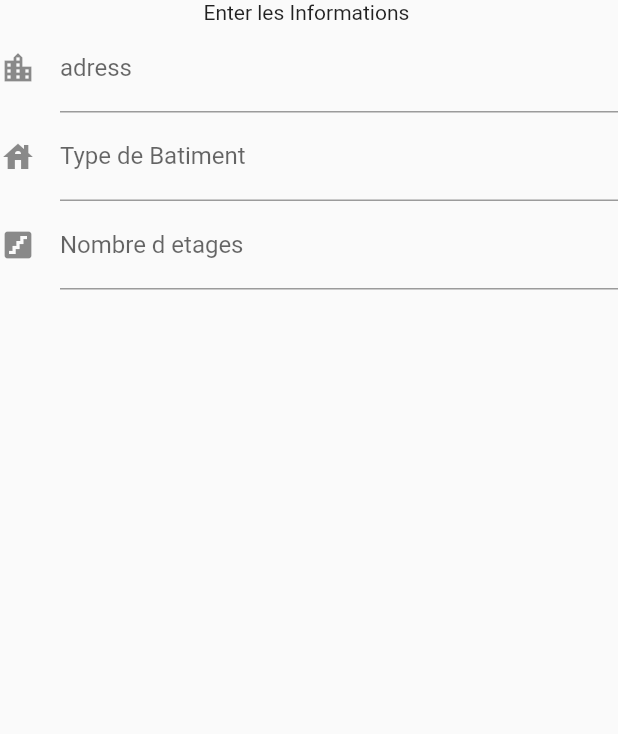
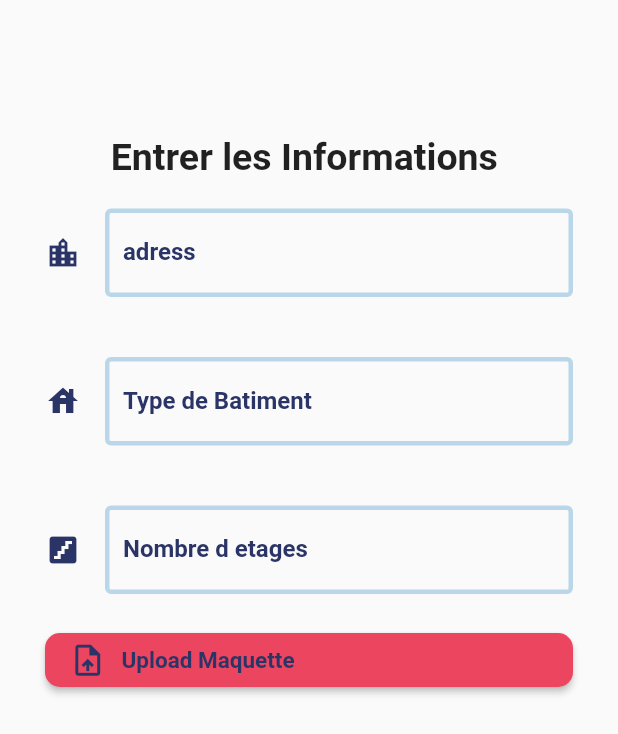
Before and after one commit to zeinabbnk/batiment_application, a Flutter app: the infoHome screen opened by its route, on a phone screen of 412 x 824 dp. Shown: the top 734 px of the screen. Run offline on Flutter 3.47's test engine with Material 2 defaults, Android fonts, the phone set to English and light mode, and no system bars; our stand-ins replace image_picker.

Commit message:
Changes to be committed: 	modified:   lib/crud/infos.dart 	modified:   lib/home/HomePage.dart 	modified:   lib/main.dart

```diff
--- a/lib/crud/infos.dart
+++ b/lib/crud/infos.dart
@@ -12,27 +12,94 @@ class _infoHomeState extends State<infoHome> {
   Widget build(BuildContext context) {
     return Scaffold(
       body: Container(
+        margin: EdgeInsets.only(top: 90),
+        padding: EdgeInsets.symmetric(horizontal: 30),
         child: Column(
-          children: const [
-            Text("Enter les Informations "),
-            TextField(
-              decoration: InputDecoration(
-                labelText: "adress ",
-                icon: Icon(Icons.location_city),
-              ),
+          children: [
+            Text(
+              "Entrer les Informations ",
+              style: TextStyle(fontSize: 25, fontWeight: FontWeight.bold),
+            ),
+            SizedBox(
+              height: 20,
             ),
             TextField(
               decoration: InputDecoration(
-                labelText: "Type de Batiment ",
-                icon: Icon(Icons.house),
+                enabledBorder: OutlineInputBorder(
+                  borderSide: BorderSide(color: Color(0xFFBAD7E9), width: 3),
+                ),
+                focusedBorder: OutlineInputBorder(
+                  borderSide: BorderSide(color: Color(0xFFBAD7E9), width: 3),
+                ),
+                labelText: "adress ",
+                icon: Icon(Icons.location_city, color: Color(0xFF2B3467)),
+                labelStyle: TextStyle(
+                    color: Color(0xFF2B3467), fontWeight: FontWeight.bold),
               ),
+            ),
+            SizedBox(
+              height: 40,
             ),
             TextField(
               decoration: InputDecoration(
-                labelText: "Nombre d etages ",
-                icon: Icon(Icons.stairs),
+                enabledBorder: OutlineInputBorder(
+                  borderSide: BorderSide(color: Color(0xFFBAD7E9), width: 3),
+                ),
+                focusedBorder: OutlineInputBorder(
+                  borderSide: BorderSide(color: Color(0xFFBAD7E9), width: 3),
+                ),
+                labelText: "Type de Batiment ",
+                icon: Icon(Icons.house, color: Color(0xFF2B3467)),
+                labelStyle: TextStyle(
+                    color: Color(0xFF2B3467), fontWeight: FontWeight.bold),
               ),
             ),
+            SizedBox(
+              height: 40,
+            ),
+            TextField(
+              decoration: InputDecoration(
+                enabledBorder: OutlineInputBorder(
+                  borderSide: BorderSide(color: Color(0xFFBAD7E9), width: 3),
+                ),
+                focusedBorder: OutlineInputBorder(
+                  borderSide: BorderSide(color: Color(0xFFBAD7E9), width: 3),
+                ),
+                labelText: "Nombre d etages ",
+                icon: Icon(Icons.stairs, color: Color(0xFF2B3467)),
+                labelStyle: TextStyle(
+                    color: Color(0xFF2B3467), fontWeight: FontWeight.bold),
+              ),
+            ),
+            SizedBox(
+              height: 20,
+            ),
+            ElevatedButton(onPressed: (){}, child:  Row(
+                  children: [
+                    Icon(
+                      Icons.upload_file_outlined,
+                      color: Color(0xFF2B3467),
+                      size: 25,
+                    ),
+                    SizedBox(
+                      width: 10,
+                    ),
+                    Text(
+                      "Upload Maquette",
+                      style: TextStyle(
+                          fontSize: 15,
+                          fontWeight: FontWeight.bold,
+                          color: Color(0xFF2B3467)),
+                    )
+                  ],
+                ),
+                 style: ElevatedButton.styleFrom(
+                  primary: Color(0xFFEB455F),
+                  shape: RoundedRectangleBorder(
+                      borderRadius: BorderRadius.circular(10)),
+                ),
+                )
+
           ],
         ),
       ),
--- a/lib/home/HomePage.dart
+++ b/lib/home/HomePage.dart
@@ -104,7 +104,7 @@ class _HomePageState extends State<HomePage> {
               shadowColor: Colors.blueGrey,
               child: ListTile(
                 title: Text(
-                  "Profil",
+                  "Informations Maison",
                   style: TextStyle(
                       fontSize: 18,
                       color: Color(0xFF394867),
@@ -115,7 +115,9 @@ class _HomePageState extends State<HomePage> {
                   size: 28,
                   color: Color(0xFF394867),
                 ),
-                onTap: () {},
+                onTap: () {
+                  Navigator.of(context).pushNamed("infohome");
+                },
               ),
             ),
             SizedBox(
--- a/lib/main.dart
+++ b/lib/main.dart
@@ -16,7 +16,7 @@ class MyApp extends StatelessWidget {
   Widget build(BuildContext context) {
     return MaterialApp(
       debugShowCheckedModeBanner: false,
-      home: AddCmt(),
+      home: LogIn(),
       routes: {
         "login": (context) => LogIn(),
         "signup": (context) => SignUp(),
```
